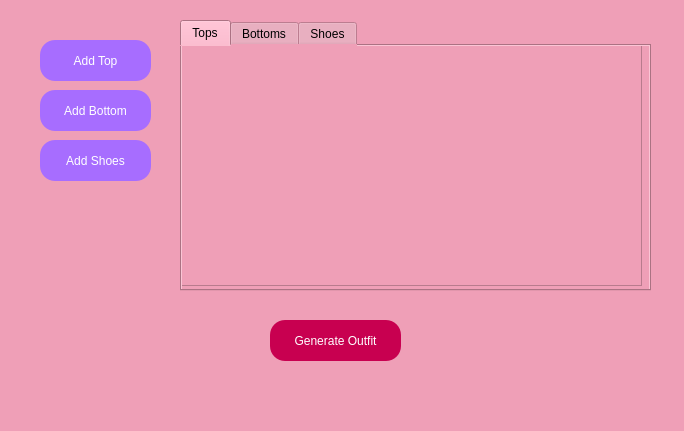
Above: mainwindow.ui from o1la/Outfit-Generator before the change. Below: the same form after it.
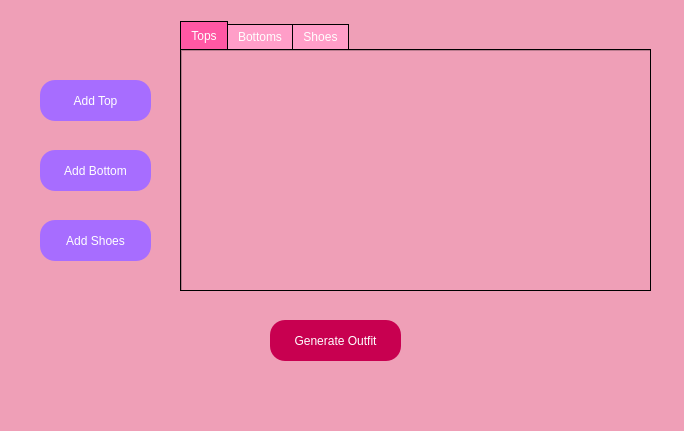
That is the form after the change. The open tabs and pages were chosen to show the change.

What changed in the file:
```diff
--- a/mainwindow.ui
+++ b/mainwindow.ui
@@ -25,7 +25,7 @@
     <property name="geometry">
      <rect>
       <x>40</x>
-      <y>40</y>
+      <y>80</y>
       <width>111</width>
       <height>41</height>
      </rect>
@@ -75,7 +75,7 @@
     <property name="geometry">
      <rect>
       <x>40</x>
-      <y>90</y>
+      <y>150</y>
       <width>111</width>
       <height>41</height>
      </rect>
@@ -125,7 +125,7 @@
     <property name="geometry">
      <rect>
       <x>40</x>
-      <y>140</y>
+      <y>220</y>
       <width>111</width>
       <height>41</height>
      </rect>
@@ -230,6 +230,96 @@
       <height>271</height>
      </rect>
     </property>
+    <property name="styleSheet">
+     <string notr="true">QTabWidget::pane {
+    border: 1px solid black;
+    background: rgb(255, 90, 129);
+}
+
+QTabWidget::tab-bar:top {
+    top: 1px;
+}
+
+QTabWidget::tab-bar:bottom {
+    bottom: 1px;
+}
+
+QTabWidget::tab-bar:left {
+    right: 1px;
+}
+
+QTabWidget::tab-bar:right {
+    left: 1px;
+}
+
+QTabBar::tab {
+    border: 1px solid black;
+	color: white;
+	font: 13px, &quot;Lucida Grande&quot;;
+}
+
+QTabBar::tab:selected {
+    background: rgb(255, 88, 164);
+}
+
+QTabBar::tab:!selected {
+    background: rgb(255, 158, 200);
+}
+
+QTabBar::tab:!selected:hover {
+    background: rgb(255, 165, 200);
+}
+
+QTabBar::tab:top:!selected {
+    margin-top: 3px;
+}
+
+QTabBar::tab:bottom:!selected {
+    margin-bottom: 3px;
+}
+
+QTabBar::tab:top, QTabBar::tab:bottom {
+    min-width: 8ex;
+    margin-right: -1px;
+    padding: 5px 10px 5px 10px;
+}
+
+QTabBar::tab:bottom:selected {
+    border-top-color: none;
+}
+
+QTabBar::tab:top:last, QTabBar::tab:bottom:last,
+QTabBar::tab:top:only-one, QTabBar::tab:bottom:only-one {
+    margin-right: 0;
+}
+
+QTabBar::tab:left:!selected {
+    margin-right: 3px;
+}
+
+QTabBar::tab:right:!selected {
+    margin-left: 3px;
+}
+
+QTabBar::tab:left, QTabBar::tab:right {
+    min-height: 8ex;
+    margin-bottom: -1px;
+    padding: 10px 5px 10px 5px;
+}
+
+QTabBar::tab:left:selected {
+    border-left-color: none;
+}
+
+QTabBar::tab:right:selected {
+    border-right-color: none;
+}
+
+QTabBar::tab:left:last, QTabBar::tab:right:last,
+QTabBar::tab:left:only-one, QTabBar::tab:right:only-one {
+    margin-bottom: 0;
+}</string>
+    </property>
     <property name="currentIndex">
      <number>0</number>
     </property>
@@ -240,9 +330,9 @@
      <widget class="QScrollArea" name="topsScrollArea">
       <property name="geometry">
        <rect>
-        <x>-1</x>
-        <y>-1</y>
-        <width>461</width>
+        <x>0</x>
+        <y>0</y>
+        <width>471</width>
         <height>241</height>
        </rect>
       </property>
@@ -254,7 +344,7 @@
         <rect>
          <x>0</x>
          <y>0</y>
-         <width>459</width>
+         <width>469</width>
          <height>239</height>
         </rect>
        </property>
```
Left out of the diff: 10 changed lines with no effect on the pictures.
